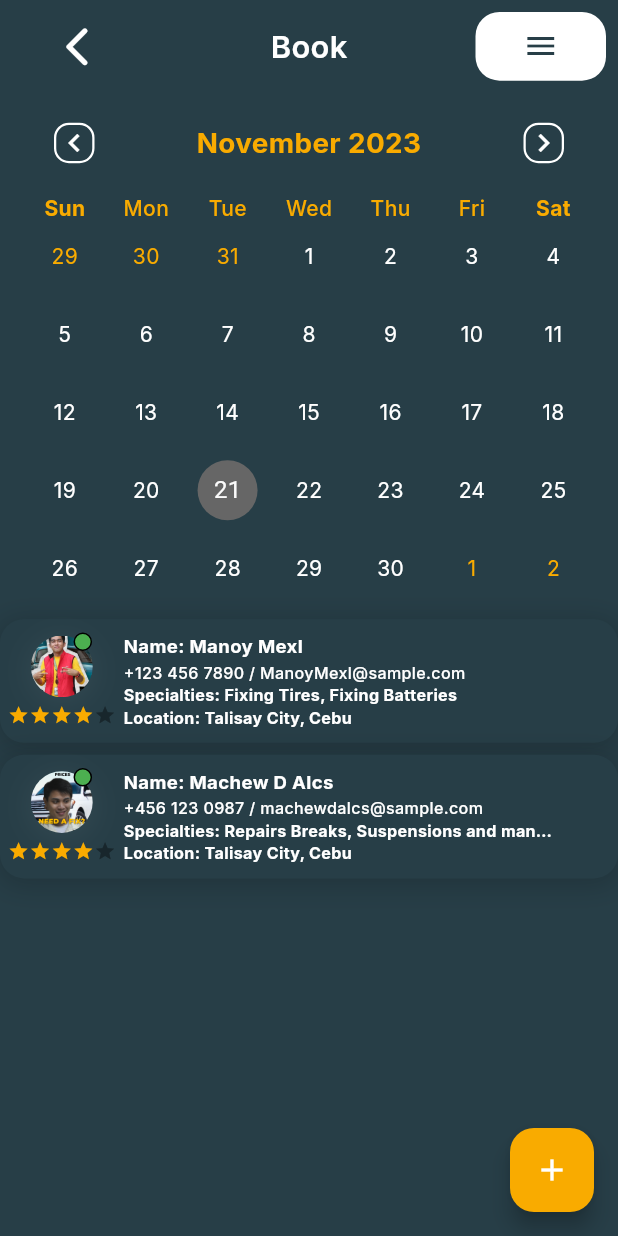
After one commit to harleymamalias/mechanicall_app, a Flutter app: the CarOwnerBookMaintenancePage screen opened directly, on a phone screen of 412 x 824 dp. The commit adds this screen. Run offline on Flutter 3.47's test engine with Material 2 defaults, Android fonts, the phone set to English and light mode, and no system bars; drawn by our look-alikes of flutter_rating_bar, table_calendar; our stand-ins replace google_fonts.

Commit message:
modified some changes to main and added calendar

```diff
--- a/lib/app_styles.dart
+++ b/lib/app_styles.dart
@@ -7,8 +7,10 @@ const Color tWhite2 = Color(0xFFFCFCFC);
 const Color tWhite3 = Color(0xFFEFF5F4);
 const Color tGrey = Color(0xFF9397A0);
 const Color tGrey2 = Color(0xFFA7A7A7);
+const Color tGrey3 = Color(0xFF666666);
 
 const Color tMidnightBlue = Color(0xFF19202D);
+const Color tLightAmaranthPurple = Color.fromARGB(255, 163, 93, 106);
 const Color tAmaranthPurple = Color(0xFFA4243B);
 const Color tEcru = Color(0xFFD8C99B);
 const Color tButterscotch = Color(0xFFD8973C);
--- /dev/null
+++ b/lib/car-owner_book_maintenance/car-owner-event.dart
@@ -0,0 +1,46 @@
+import 'package:flutter/material.dart';
+
+class AppointmentEvent {
+  String serviceProviderName;
+  String bookingDescription;
+  DateTime bookingDate;
+  TimeOfDay bookingTime;
+  BookingStatus bookingStatus;
+
+  AppointmentEvent({
+    required this.serviceProviderName,
+    required this.bookingDescription,
+    required this.bookingDate,
+    required this.bookingTime,
+    required this.bookingStatus,
+  });
+}
+
+class MaintenanceSchedule {
+  String serviceProviderName;
+  List<DateTime> maintenanceDates;
+  TimeOfDay maintenanceTime;
+  MaintenanceStatus maintenanceStatus;
+
+  MaintenanceSchedule({
+    required this.serviceProviderName,
+    required this.maintenanceDates,
+    required this.maintenanceTime,
+    required this.maintenanceStatus,
+  });
+}
+
+enum BookingStatus {
+  pending,
+  confirmed,
+  completed,
+  canceled,
+}
+
+enum MaintenanceStatus {
+  pending,
+  scheduled,
+  inProgress,
+  completed,
+  canceled,
+}
--- /dev/null
+++ b/lib/car-owner_book_maintenance/car-owner_book_maintenance.dart
@@ -0,0 +1,212 @@
+import 'package:flutter/material.dart';
+import '../app_styles.dart';
+import '../sidebar/car-owner_sidebar_card.dart';
+import 'package:table_calendar/table_calendar.dart';
+import '../sidebar/sidebar_button.dart';
+import '../size_config.dart';
+import 'car-owner-event.dart';
+import 'package:flutter_rating_bar/flutter_rating_bar.dart';
+import 'service_provider_card.dart';
+// import 'package:file_picker/file_picker.dart';
+
+class CarOwnerBookMaintenancePage extends StatefulWidget {
+  const CarOwnerBookMaintenancePage({super.key});
+  @override
+  State<CarOwnerBookMaintenancePage> createState() =>
+      _CarOwnerBookMaintenancePageState();
+}
+
+class _CarOwnerBookMaintenancePageState
+    extends State<CarOwnerBookMaintenancePage> {
+  CalendarFormat _calendarFormat = CalendarFormat.month;
+  DateTime _focusedDay = DateTime.now();
+  DateTime? _selectedDay;
+  Map<DateTime, List<AppointmentEvent>> appointmentEvents = {};
+  Map<DateTime, List<MaintenanceSchedule>> MaintenanceEvents = {};
+
+  @override
+  // void initState(){
+  //   super.initState();
+  //   _selectedDay = _focusedDay;
+  //   _selectedEvents = ValueNotifier(_getEventsForDay(_selectedDay));
+  // }
+
+  void dispose() {
+    super.dispose();
+  }
+
+  void _onDaySelected(DateTime selectedDay, DateTime focusedDay) {
+    if (!isSameDay(_selectedDay, selectedDay)) {
+      setState(() {
+        _selectedDay = selectedDay;
+        _focusedDay = focusedDay;
+      });
+    }
+  }
+
+  @override
+  Widget build(BuildContext context) {
+    return Container(
+      color: Colors.white,
+      child: SafeArea(
+        child: Scaffold(
+          backgroundColor: tCharcoal,
+          body: Column(
+            children: [
+              Row(
+                mainAxisAlignment: MainAxisAlignment.spaceBetween,
+                crossAxisAlignment: CrossAxisAlignment.center,
+                children: [
+                  Container(
+                    width: SizeConfig.blockSizeHorizontal! * 25,
+                    height: SizeConfig.blockSizeVertical! * 7.5,
+                    child: GestureDetector(
+                      onTap: () {
+                        Navigator.pop(context);
+                      },
+                      child: Align(
+                        alignment: Alignment.center,
+                        child: Icon(
+                          Icons.arrow_back_ios_new_rounded,
+                          size: SizeConfig.blockSizeHorizontal! * 7.5,
+                          color: tWhite,
+                        ),
+                      ),
+                    ),
+                  ),
+                  Center(
+                    child: Text(
+                      'Book',
+                      style: tInterRegular.copyWith(
+                        fontWeight: FontWeight.w600,
+                        color: tWhite,
+                        fontSize: SizeConfig.blockSizeHorizontal! * 5,
+                      ),
+                    ),
+                  ),
+                  Container(
+                    width: SizeConfig.blockSizeHorizontal! * 25,
+                    height: SizeConfig.blockSizeVertical! * 7.5,
+                    child: SidebarButton(),
+                  ),
+                ],
+              ),
+              Padding(
+                padding: const EdgeInsets.fromLTRB(16, 0, 16, 8.0),
+                child: TableCalendar(
+                  locale: "en_US",
+                  headerStyle: HeaderStyle(
+                    formatButtonVisible: false,
+                    titleCentered: true,
+                    titleTextStyle: tInterBold.copyWith(
+                      fontSize: SizeConfig.blockSizeHorizontal! * 4.5,
+                      color: tOrange,
+                    ),
+                    leftChevronIcon: Container(
+                      decoration: BoxDecoration(
+                          borderRadius: BorderRadius.circular(10),
+                          border: Border.all(color: tWhite, width: 1.5)),
+                      child: Icon(
+                        Icons.chevron_left,
+                        color: tWhite,
+                      ),
+                    ),
+                    rightChevronIcon: Container(
+                      decoration: BoxDecoration(
+                          borderRadius: BorderRadius.circular(10),
+                          border: Border.all(color: tWhite, width: 1.5)),
+                      child: Icon(
+                        Icons.chevron_right,
+                        color: tWhite,
+                      ),
+                    ),
+                  ),
+                  availableGestures: AvailableGestures.all,
+                  selectedDayPredicate: (day) => isSameDay(_selectedDay, day),
+                  firstDay: DateTime.utc(2010, 3, 14),
+                  lastDay: DateTime.utc(2030, 3, 14),
+                  focusedDay: _focusedDay,
+                  calendarFormat: _calendarFormat,
+                  onDaySelected: _onDaySelected,
+                  daysOfWeekStyle: DaysOfWeekStyle(
+                    weekdayStyle: tInterMedium.copyWith(color: tOrange),
+                    weekendStyle: tInterBold.copyWith(color: tOrange),
+                  ),
+                  calendarStyle: CalendarStyle(
+                    defaultTextStyle: tInterRegular.copyWith(color: tWhite),
+                    weekendTextStyle: tInterRegular.copyWith(color: tWhite),
+                    outsideTextStyle: tInterRegular.copyWith(color: tOrange),
+                    todayDecoration:
+                        BoxDecoration(color: tGrey3, shape: BoxShape.circle),
+                    selectedDecoration:
+                        BoxDecoration(color: tOrange, shape: BoxShape.circle),
+                  ),
+                  onFormatChanged: (format) {
+                    if (_calendarFormat != format) {
+                      setState(() {
+                        _calendarFormat = format;
+                      });
+                    }
+                  },
+                ),
+              ),
+              Expanded(
+                child: ListView(
+                  children: [
+                    ServiceProviderCard(
+                      serviceProviderName: 'Manoy Mexl',
+                      serviceProviderPhoto: 'assets/images/meksel.jpg',
+                      serviceProviderSpecialties:
+                          'Fixing Tires, Fixing Batteries',
+                      email: 'ManoyMexl@sample.com',
+                      phoneNumber: '+123 456 7890',
+                      location: "San Fernando City, Cebu",
+                      certifications: [
+                        'Certification1',
+                        'Certification2',
+                        'Certification3'
+                      ],
+                    ),
+                    ServiceProviderCard(
+                      serviceProviderName: 'Machew D Alcs',
+                      serviceProviderPhoto: 'assets/images/machew.png',
+                      serviceProviderSpecialties:
+                          'Repairs Breaks, Suspensions and many other technicalities',
+                      email: 'machewdalcs@sample.com',
+                      phoneNumber: '+456 123 0987',
+                      location: "Argao City, Cebu",
+                      certifications: [
+                        'Certification1',
+                        'Certification2',
+                        'Certification3'
+                      ],
+                    ),
+                    SizedBox(
+                      height: SizeConfig.blockSizeVertical! * 10,
+                    ),
+                  ],
+                ),
+              ),
+            ],
+          ),
+          floatingActionButton: FloatingActionButton(
+            backgroundColor: tOrange,
+            onPressed: () async {
+              // showDialog(
+              //   context: context,
+              //   builder: (BuildContext context) {
+              //     return AddEventDialog();
+              //   },
+              // );
+            },
+            child: Icon(
+              Icons.add,
+              color: tWhite,
+            ),
+          ),
+          endDrawer: CarOwnerSidebarCard(),
+        ),
+      ),
+    );
+  }
+}
--- /dev/null
+++ b/lib/car-owner_book_maintenance/service_provider_card.dart
@@ -0,0 +1,171 @@
+import 'package:flutter/material.dart';
+import '../app_styles.dart';
+import '../size_config.dart';
+import 'package:flutter_rating_bar/flutter_rating_bar.dart';
+
+class ServiceProviderCard extends StatelessWidget {
+  final String serviceProviderName;
+  final String serviceProviderPhoto;
+  final String serviceProviderSpecialties;
+  final String email;
+  final String phoneNumber;
+  final String location;
+  final List<String> certifications;
+
+  const ServiceProviderCard({
+    required this.serviceProviderName,
+    required this.serviceProviderPhoto,
+    required this.serviceProviderSpecialties,
+    required this.email,
+    required this.phoneNumber,
+    required this.location,
+    required this.certifications,
+    super.key,
+  });
+
+  @override
+  Widget build(BuildContext context) {
+    return Padding(
+      padding: const EdgeInsets.only(bottom: 8.0),
+      child: Container(
+        height: SizeConfig.blockSizeVertical! * 10,
+        decoration: BoxDecoration(
+          color: tCharcoal,
+          borderRadius: BorderRadius.circular(16),
+          boxShadow: [
+            BoxShadow(
+              color: Colors.black.withOpacity(0.170),
+              offset: const Offset(0.0, 3.0),
+              blurRadius: 15.0,
+              spreadRadius: 2.0,
+            ),
+          ],
+        ),
+        child: Row(
+          children: [
+            Padding(
+              padding: const EdgeInsets.symmetric(vertical: 8.0),
+              child: Column(
+                mainAxisAlignment: MainAxisAlignment.center,
+                children: [
+                  Container(
+                    width: SizeConfig.blockSizeVertical! * 10,
+                    height: SizeConfig.blockSizeHorizontal! * 10,
+                    decoration: BoxDecoration(
+                      shape: BoxShape.circle,
+                      image: DecorationImage(
+                        image: Image.asset(serviceProviderPhoto).image,
+                        fit: BoxFit.cover,
+                      ),
+                      boxShadow: [
+                        BoxShadow(
+                          color: tWhite.withOpacity(0.051),
+                          offset: const Offset(0.0, 3.0),
+                          blurRadius: 15.0,
+                          spreadRadius: 2.0,
+                        ),
+                      ],
+                    ),
+                    child: Align(
+                      alignment: Alignment(0.4, -2),
+                      child: Container(
+                        width: SizeConfig.blockSizeHorizontal! * 3,
+                        height: SizeConfig.blockSizeVertical! * 3,
+                        decoration: BoxDecoration(
+                            shape: BoxShape.circle,
+                            color: Colors.green,
+                            border: Border.all(width: 1, color: Colors.black)),
+                        child: Padding(
+                          padding: const EdgeInsets.all(3.0),
+                          child: Container(
+                            width: SizeConfig.blockSizeHorizontal! * 1.5,
+                            height: SizeConfig.blockSizeVertical! * 1.5,
+                            decoration: BoxDecoration(shape: BoxShape.circle),
+                          ),
+                        ),
+                      ),
+                    ),
+                  ),
+                  SizedBox(
+                    height: 5,
+                  ),
+                  RatingBar.builder(
+                    initialRating: 4,
+                    minRating: 1,
+                    direction: Axis.horizontal,
+                    allowHalfRating: true,
+                    itemCount: 5,
+                    itemSize: SizeConfig.blockSizeHorizontal! * 3.5,
+                    itemPadding: EdgeInsets.symmetric(horizontal: 0.0),
+                    itemBuilder: (context, _) => Icon(
+                      Icons.star,
+                      color: tOrange,
+                    ),
+                    ignoreGestures: true,
+                    onRatingUpdate: (rating) {
+                      print(rating);
+                    },
+                  ),
+                ],
+              ),
+            ),
+            Padding(
+              padding: const EdgeInsets.symmetric(vertical: 8.0),
+              child: Column(
+                mainAxisAlignment: MainAxisAlignment.center,
+                crossAxisAlignment: CrossAxisAlignment.start,
+                children: [
+                  Container(
+                    width: SizeConfig.blockSizeHorizontal! * 70,
+                    child: Text(
+                      "Name: $serviceProviderName",
+                      style: tInterBold.copyWith(
+                          color: tWhite,
+                          fontSize: SizeConfig.blockSizeVertical! * 1.5),
+                      overflow: TextOverflow.ellipsis,
+                      maxLines: 1,
+                    ),
+                  ),
+                  Container(
+                    width: SizeConfig.blockSizeHorizontal! * 70,
+                    child: Text(
+                      "$phoneNumber / $email",
+                      style: tInterMedium.copyWith(
+                          color: tWhite,
+                          fontSize: SizeConfig.blockSizeVertical! * 1.3),
+                      overflow: TextOverflow.ellipsis,
+                      maxLines: 1,
+                    ),
+                  ),
+                  Container(
+                    width: SizeConfig.blockSizeHorizontal! * 70,
+                    child: Text(
+                      "Specialties: $serviceProviderSpecialties",
+                      style: tInterBold.copyWith(
+                          color: tWhite,
+                          fontSize: SizeConfig.blockSizeVertical! * 1.3),
+                      overflow: TextOverflow.ellipsis,
+                      maxLines: 1,
+                    ),
+                  ),
+                  Container(
+                    width: SizeConfig.blockSizeHorizontal! * 70,
+                    child: Text(
+                      "Location: "
+                      "Talisay City, Cebu",
+                      style: tInterBold.copyWith(
+                          color: tWhite,
+                          fontSize: SizeConfig.blockSizeVertical! * 1.3),
+                      overflow: TextOverflow.ellipsis,
+                      maxLines: 1,
+                    ),
+                  ),
+                ],
+              ),
+            ),
+          ],
+        ),
+      ),
+    );
+  }
+}
--- a/lib/main.dart
+++ b/lib/main.dart
@@ -1,5 +1,6 @@
 import 'package:flutter/material.dart';
 import 'app_styles.dart';
+import 'car-owner_book_maintenance/car-owner_book_maintenance.dart';
 import 'sidebar/service-provider_sidebar_card.dart';
 import 'sidebar/sidebar_button.dart';
 import 'size_config.dart';
@@ -63,6 +64,22 @@ class HomePage extends StatelessWidget {
                 ),
               ),
             ),
+            ElevatedButton(
+              style: ElevatedButton.styleFrom(
+                shape: RoundedRectangleBorder(
+                  borderRadius: BorderRadius.circular(12),
+                ),
+              ),
+              onPressed: () async {
+                Navigator.push(
+                  context,
+                  MaterialPageRoute(
+                      builder: (context) => CarOwnerBookMaintenancePage()),
+                );
+              },
+              child: Text("Book Appointment / Schedule Maintenance",
+                  style: tInterSemiBold.copyWith()),
+            ),
           ],
         ),
         // endDrawer: CarOwnerSidebarCard());
--- a/pubspec.yaml
+++ b/pubspec.yaml
@@ -36,6 +36,7 @@ dependencies:
   cupertino_icons: ^1.0.2
   flutter_rating_bar: ^4.0.1
   file_picker: ^6.1.1
+  table_calendar: ^3.0.9
 
 dev_dependencies:
   flutter_test:
```
Also changed, not shown: assets/images/machew.jpg (added), assets/images/machew.png (added), pubspec.lock.
